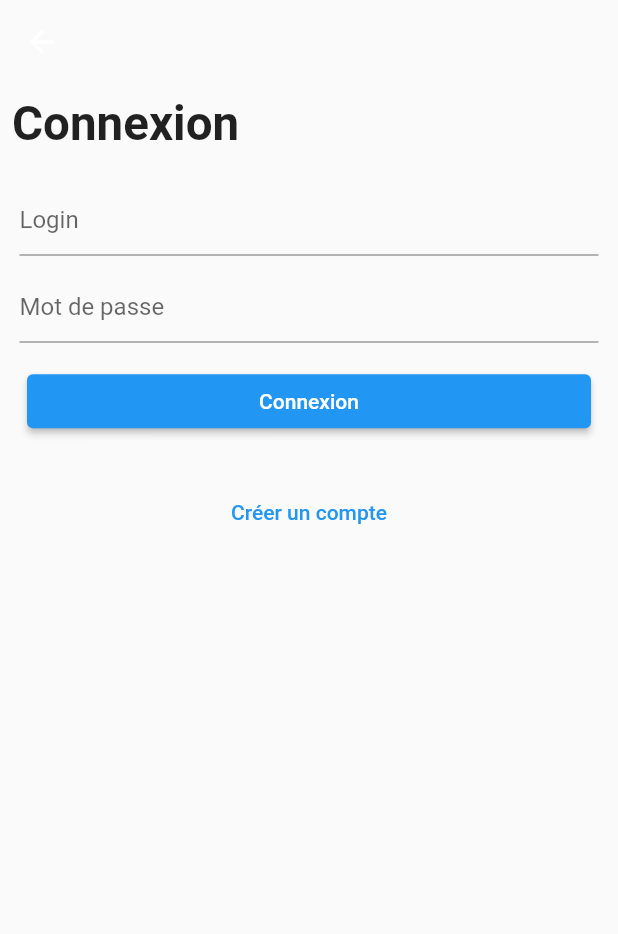
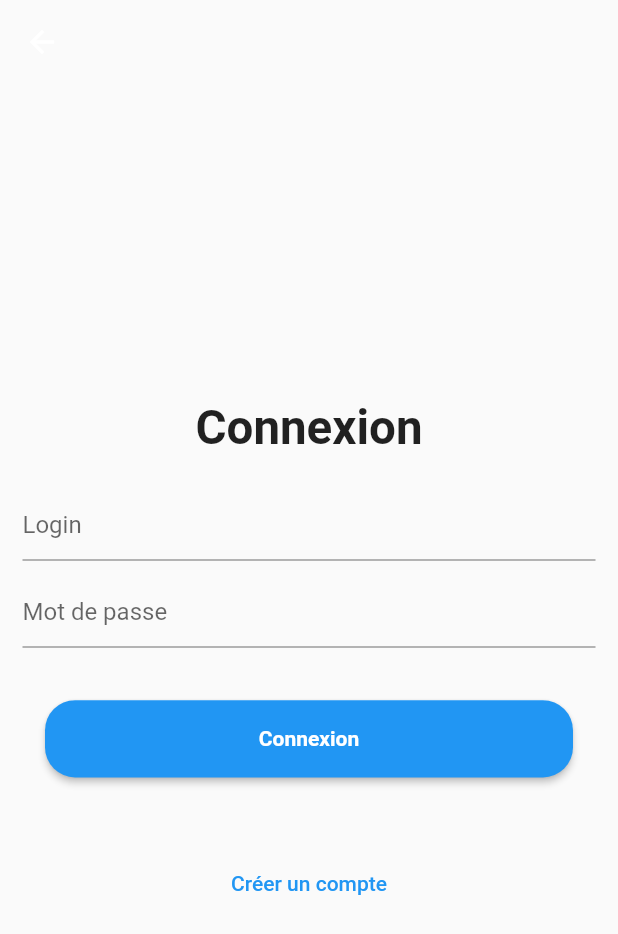
Before and after one commit to babstrap/covidhelper, a Flutter app: the SignupScreen screen opened by its route, after a tap on "Inscription", after a tap on "J'ai déjà un compte", on a phone screen of 412 x 824 dp. Shown: the top 934 px of the screen. Run offline on Flutter 3.47's test engine with Material 2 defaults, Android fonts, the light colour scheme and no system bars; our stand-ins replace date_format, flutter_slidable, google_maps_flutter, modal_bottom_sheet, scroll_date_picker; missing offline and left inert: flutter_phone_direct_caller; accounts and stored records are empty.

Commit message:
Change the button UI

```diff
--- a/lib/view/login_screen.dart
+++ b/lib/view/login_screen.dart
@@ -18,15 +18,19 @@ class LoginScreen extends StatelessWidget {
         backgroundColor: Colors.transparent,
         elevation: 0,
       ),
-      body: Padding(
-        padding: const EdgeInsets.all(8.0),
+      body: Container(
+        alignment: Alignment.center,
+        padding: const EdgeInsets.all(10.0),
         child: Consumer<LoginModel>(builder: (context, loginModel, _) {
           return Form(
             key: loginModel.loginKey,
             child: ListView(
+              shrinkWrap: true,
               children: [
-                TitleWidget(
+                Center(
+                  child: TitleWidget(
                     title: "Connexion",
+                  ),
                 ),
                 SizedBox(
                   height: MediaQuery.of(context).size.height / 50,
@@ -49,7 +53,9 @@ class LoginScreen extends StatelessWidget {
                       else
                         return "Ce champs est obligatoire !";
                     }),
-                ButtonWidget(
+                Container(
+                  margin: EdgeInsets.symmetric(vertical: 30, horizontal: 20),
+                  child: ButtonWidget(
                     btnAction: () async {
                       if (loginModel.loginKey.currentState!.validate()) {
                         await loginModel.login();
@@ -62,6 +68,7 @@ class LoginScreen extends StatelessWidget {
                       // Navigator.pushNamed(context, GeneratedRoutes.homeScreen);
                     },
                     btnText: "Connexion",
+                  ),
                 ),
                 SizedBox(
                   height: MediaQuery.of(context).size.height / 50,
--- a/lib/view/signup_screen.dart
+++ b/lib/view/signup_screen.dart
@@ -19,15 +19,19 @@ class SignupScreen extends StatelessWidget {
         backgroundColor: Colors.transparent,
         elevation: 0,
       ),
-      body: Padding(
-        padding: const EdgeInsets.all(8.0),
+      body: Container(
+        alignment: Alignment.center,
+        padding: const EdgeInsets.all(10.0),
         child: Consumer<SignupModel>(builder: (context, signupModel, _) {
           return Form(
             key: signupModel.loginKey,
             child: ListView(
+              shrinkWrap: true,
               children: [
-                TitleWidget(
+                Center(
+                  child: TitleWidget(
                     title: "Incription",
+                  ),
                 ),
                 SizedBox(
                   height: MediaQuery.of(context).size.height / 50,
@@ -77,7 +81,9 @@ class SignupScreen extends StatelessWidget {
                       else
                         return "Ce champs est obligatoire !";
                     }),
-                ButtonWidget(
+                Container(
+                  margin: EdgeInsets.symmetric(vertical: 30, horizontal: 20),
+                  child: ButtonWidget(
                     btnAction: () async {
                       if (signupModel.loginKey.currentState!.validate()) {
                         await signupModel.signup();
@@ -90,6 +96,7 @@ class SignupScreen extends StatelessWidget {
                       // Navigator.pushNamed(context, GeneratedRoutes.homeScreen);
                     },
                     btnText: "Inscription",
+                  ),
                 ),
                 SizedBox(
                   height: MediaQuery.of(context).size.height / 50,
--- a/lib/view/struct_details_screen.dart
+++ b/lib/view/struct_details_screen.dart
@@ -109,12 +109,15 @@ class StructDetailsScreen extends StatelessWidget {
                     minLeadingWidth: 1,
                     visualDensity: VisualDensity.compact),
                 SizedBox(height: MediaQuery.of(context).size.height / 50),
-                ButtonWidget(
-                    btnAction: () {
-                      rvModel.selectStruct(structure['struct_id']);
-                      showAddRvScreen(context);
-                    },
-                    btnText: "Prendre rendez-vous"),
+                Container(
+                  margin: EdgeInsets.symmetric(vertical: 20, horizontal: 30),
+                  child: ButtonWidget(
+                      btnAction: () {
+                        rvModel.selectStruct(structure['struct_id']);
+                        showAddRvScreen(context);
+                      },
+                      btnText: "Prendre rendez-vous"),
+                ),
               ],
             ),
           ),
--- a/lib/view/widget/button_widget.dart
+++ b/lib/view/widget/button_widget.dart
@@ -9,12 +9,21 @@ class ButtonWidget extends StatelessWidget {
 
   @override
   Widget build(BuildContext context) {
+    final ButtonStyle raisedButtonStyle = ElevatedButton.styleFrom(
+      textStyle: TextStyle(fontWeight: FontWeight.bold),
+      minimumSize: Size(MediaQuery.of(context).size.width,
+          MediaQuery.of(context).size.height / 16),
+      padding: EdgeInsets.symmetric(horizontal: 16),
+      shape: const RoundedRectangleBorder(
+        borderRadius: BorderRadius.all(Radius.circular(20)),
+      ),
+    );
+
     return Container(
-      width: MediaQuery.of(context).size.width,
-      margin: EdgeInsets.all(10),
       child: ElevatedButton(
         onPressed: btnAction,
         child: Text(btnText),
+        style: raisedButtonStyle,
       ),
     );
   }
```
Lines whose indentation alone changed are shown as unchanged.
